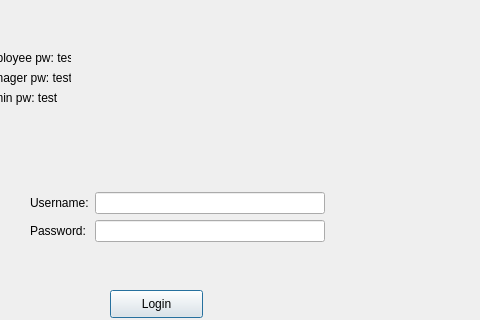
Big-Dogs/Bulk-Club-Project, file loginwindow.ui: the form before one commit; both pictures show x 160 to 640 and y 0 to 320 of the 640 by 480 pixel window.
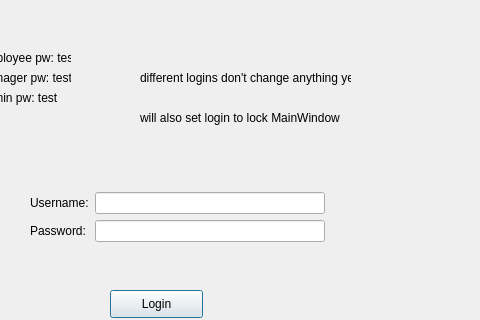
The form after the commit.

Commit message:
Adding tables/buttons
filling in windows for layout

Diff of the .ui file:
```diff
--- a/loginwindow.ui
+++ b/loginwindow.ui
@@ -104,6 +104,32 @@
     <string>username: admin pw: test</string>
    </property>
   </widget>
+  <widget class="QLabel" name="label_comment">
+   <property name="geometry">
+    <rect>
+     <x>300</x>
+     <y>70</y>
+     <width>211</width>
+     <height>16</height>
+    </rect>
+   </property>
+   <property name="text">
+    <string>different logins don't change anything yet</string>
+   </property>
+  </widget>
+  <widget class="QLabel" name="label_comment_2">
+   <property name="geometry">
+    <rect>
+     <x>300</x>
+     <y>110</y>
+     <width>211</width>
+     <height>16</height>
+    </rect>
+   </property>
+   <property name="text">
+    <string>will also set login to lock MainWindow</string>
+   </property>
+  </widget>
  </widget>
  <resources/>
  <connections/>
```
The commit also changes 5 other files.
